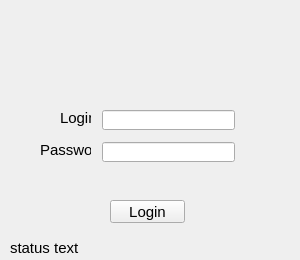
The window that Desktop/logincontrol.ui (antofik/RedHelper) describes before a commit, drawn with Qt 5.
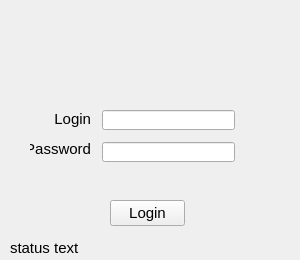
The same window after the commit. Icons and pictures are not drawn.

```diff
--- a/Desktop/logincontrol.ui
+++ b/Desktop/logincontrol.ui
@@ -50,28 +50,34 @@
   <widget class="QLabel" name="label_2">
    <property name="geometry">
     <rect>
-     <x>40</x>
+     <x>30</x>
      <y>140</y>
-     <width>51</width>
-     <height>20</height>
+     <width>61</width>
+     <height>18</height>
     </rect>
    </property>
    <property name="text">
     <string>Password</string>
    </property>
+   <property name="alignment">
+    <set>Qt::AlignRight|Qt::AlignTrailing|Qt::AlignVCenter</set>
+   </property>
   </widget>
   <widget class="QLabel" name="label">
    <property name="geometry">
     <rect>
-     <x>60</x>
+     <x>30</x>
      <y>110</y>
-     <width>31</width>
-     <height>16</height>
+     <width>61</width>
+     <height>18</height>
     </rect>
    </property>
    <property name="text">
     <string>Login</string>
    </property>
+   <property name="alignment">
+    <set>Qt::AlignRight|Qt::AlignTrailing|Qt::AlignVCenter</set>
+   </property>
   </widget>
   <widget class="QPushButton" name="cmdLogin">
    <property name="geometry">
@@ -79,7 +85,7 @@
      <x>110</x>
      <y>200</y>
      <width>75</width>
-     <height>23</height>
+     <height>26</height>
     </rect>
    </property>
    <property name="text">
```
